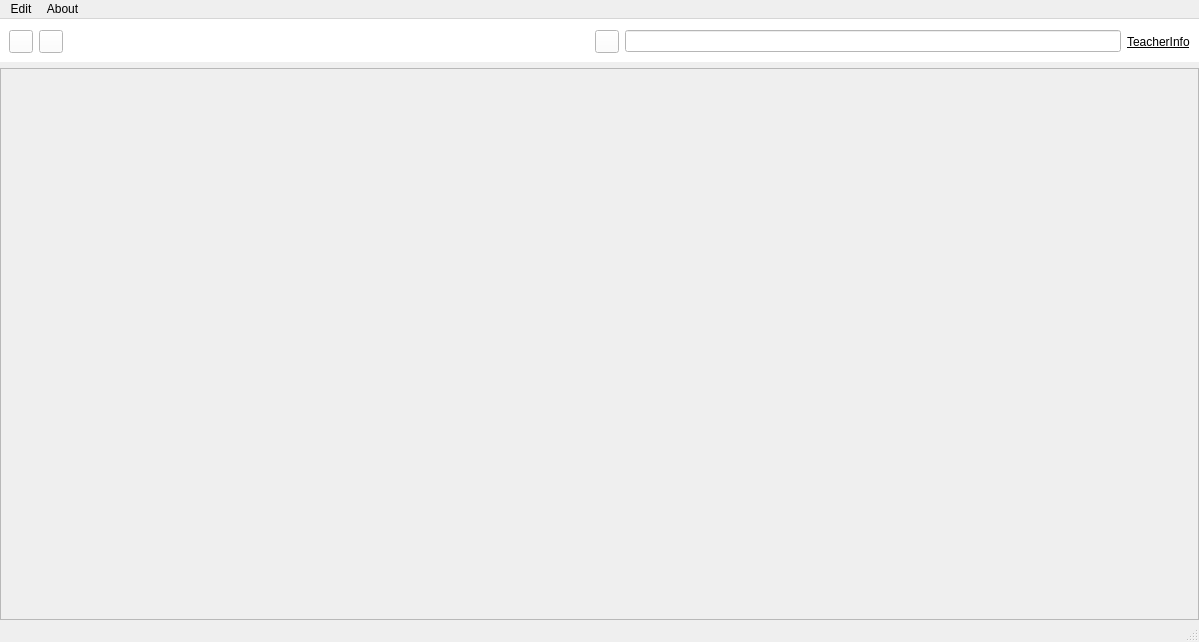
The window that resources/UI_resources/basicStructure_mainWindow.ui (doddodod/GRP17) describes before a commit, drawn with Qt 5.
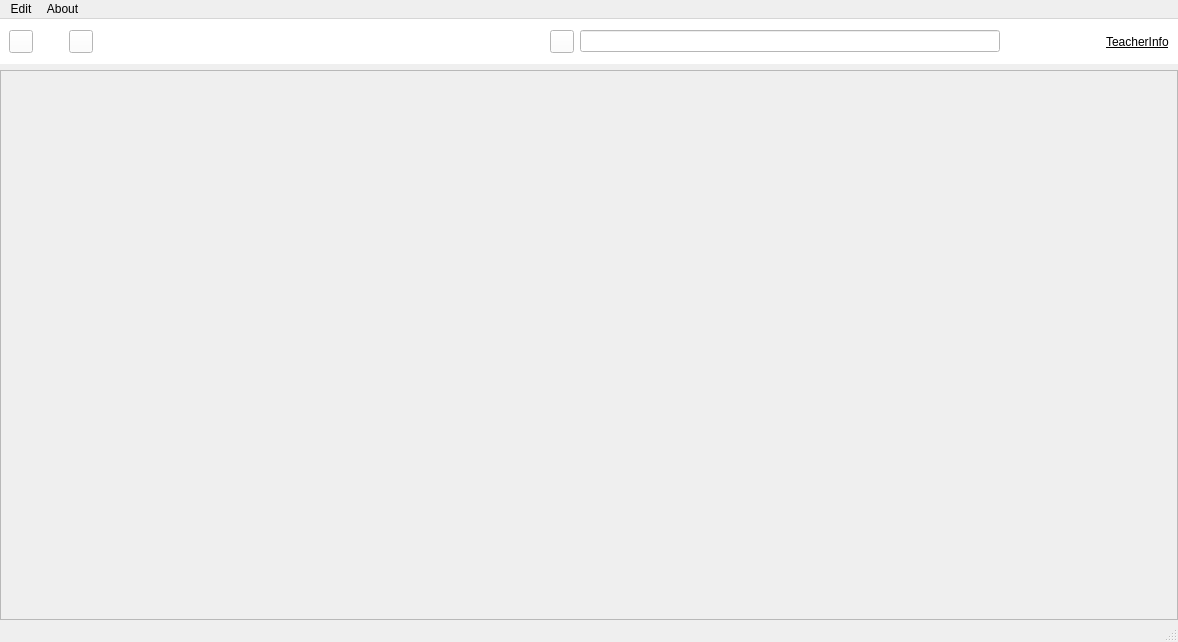
The same window after the commit. Icons and pictures are not drawn.

Commit message: Modify basicStructure ui and py files.

Diff of the .ui file:
```diff
--- a/resources/UI_resources/basicStructure_mainWindow.ui
+++ b/resources/UI_resources/basicStructure_mainWindow.ui
@@ -6,7 +6,7 @@
    <rect>
     <x>0</x>
     <y>0</y>
-    <width>1199</width>
+    <width>1178</width>
     <height>642</height>
    </rect>
   </property>
@@ -37,7 +37,7 @@
         <rect>
          <x>0</x>
          <y>0</y>
-         <width>1197</width>
+         <width>1176</width>
          <height>534</height>
         </rect>
        </property>
@@ -59,42 +59,26 @@
        <property name="topMargin">
         <number>11</number>
        </property>
-       <item row="0" column="2">
-        <spacer name="horizontalSpacer">
+       <property name="bottomMargin">
+        <number>11</number>
+       </property>
+       <item row="0" column="1">
+        <spacer name="horizontalSpacer_2">
          <property name="orientation">
           <enum>Qt::Horizontal</enum>
          </property>
+         <property name="sizeType">
+          <enum>QSizePolicy::Fixed</enum>
+         </property>
          <property name="sizeHint" stdset="0">
           <size>
-           <width>438</width>
-           <height>23</height>
+           <width>30</width>
+           <height>20</height>
           </size>
          </property>
         </spacer>
        </item>
-       <item row="0" column="0">
-        <widget class="QToolButton" name="toolButton">
-         <property name="styleSheet">
-          <string notr="true">border-image: url(:/all/images/backIcon.png);</string>
-         </property>
-         <property name="text">
-          <string/>
-         </property>
-        </widget>
-       </item>
        <item row="0" column="4">
-        <widget class="QLabel" name="label_2">
-         <property name="font">
-          <font>
-           <underline>true</underline>
-          </font>
-         </property>
-         <property name="text">
-          <string>TeacherInfo</string>
-         </property>
-        </widget>
-       </item>
-       <item row="0" column="3">
         <layout class="QHBoxLayout" name="horizontalLayout_2">
          <property name="leftMargin">
           <number>0</number>
@@ -114,7 +98,7 @@
          </item>
         </layout>
        </item>
-       <item row="0" column="1">
+       <item row="0" column="2">
         <widget class="QToolButton" name="toolButton_2">
          <property name="styleSheet">
           <string notr="true">border-image: url(:/all/images/homeIcon.png)</string>
@@ -127,6 +111,57 @@
          </property>
         </widget>
        </item>
+       <item row="0" column="0">
+        <widget class="QToolButton" name="toolButton">
+         <property name="styleSheet">
+          <string notr="true">border-image: url(:/all/images/backIcon.png);</string>
+         </property>
+         <property name="text">
+          <string/>
+         </property>
+        </widget>
+       </item>
+       <item row="0" column="3">
+        <spacer name="horizontalSpacer">
+         <property name="orientation">
+          <enum>Qt::Horizontal</enum>
+         </property>
+         <property name="sizeHint" stdset="0">
+          <size>
+           <width>438</width>
+           <height>23</height>
+          </size>
+         </property>
+        </spacer>
+       </item>
+       <item row="0" column="6">
+        <widget class="QLabel" name="label_2">
+         <property name="font">
+          <font>
+           <underline>true</underline>
+          </font>
+         </property>
+         <property name="text">
+          <string>TeacherInfo</string>
+         </property>
+        </widget>
+       </item>
+       <item row="0" column="5">
+        <spacer name="horizontalSpacer_3">
+         <property name="orientation">
+          <enum>Qt::Horizontal</enum>
+         </property>
+         <property name="sizeType">
+          <enum>QSizePolicy::Fixed</enum>
+         </property>
+         <property name="sizeHint" stdset="0">
+          <size>
+           <width>100</width>
+           <height>20</height>
+          </size>
+         </property>
+        </spacer>
+       </item>
       </layout>
      </widget>
     </item>
@@ -138,7 +173,7 @@
     <rect>
      <x>0</x>
      <y>0</y>
-     <width>1199</width>
+     <width>1178</width>
      <height>26</height>
     </rect>
    </property>
```
